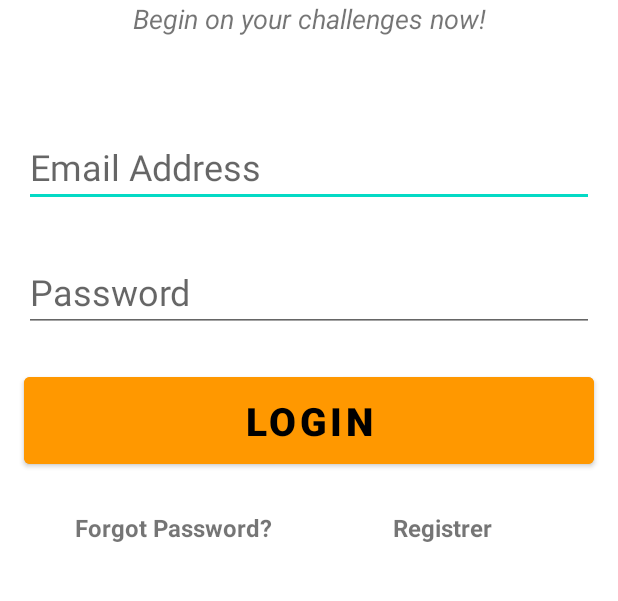
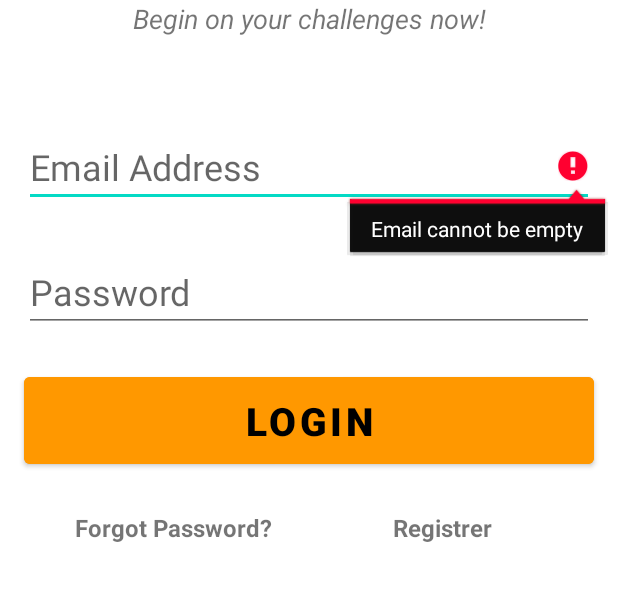
Before and after one commit to idaherabakka/SocialLite, an Android app: the screen it shows after launch (MainActivity), after a tap on "LOGIN", on a phone screen of 412 x 824 dp, the part 280-881 px from its top. Run offline under Robolectric (Android 15) with nearby library versions, the phone set to English and light mode, and no system bars; our stand-ins replace Firebase (no records; nobody signed in at launch, a user with empty details on screens opened directly).

Commit message:
Fixed minor bugs with typos in variabels

```diff
--- a/app/src/main/java/com/example/sociallite/MainActivity.java
+++ b/app/src/main/java/com/example/sociallite/MainActivity.java
@@ -66,23 +66,26 @@ FirebaseAuth mAuth;
     }
 
     private void loginUser() {
-        String email = this.email.getText().toString();
-        String password = this.password.getText().toString();
+        email = findViewById(R.id.email);
+        password = findViewById(R.id.password);
+        String emailLogin = email.getText().toString();
+        String passwordLogin = password.getText().toString();
 
-        if (TextUtils.isEmpty(email)){
-            this.email.setError("Email cannot be empty");
-            this.email.requestFocus();
-        }else if (TextUtils.isEmpty(password)){
-            this.password.setError("Password cannot be empty");
-            this.password.requestFocus();
+        if (TextUtils.isEmpty(emailLogin)){
+            email.setError("Email cannot be empty");
+            email.requestFocus();
+        }else if (TextUtils.isEmpty(passwordLogin)){
+            password.setError("Password cannot be empty");
+            password.requestFocus();
         }
         else {
-            mAuth.signInWithEmailAndPassword(email,password).addOnCompleteListener(new OnCompleteListener<AuthResult>() {
+            mAuth.signInWithEmailAndPassword(emailLogin,passwordLogin).addOnCompleteListener(new OnCompleteListener<AuthResult>() {
                 @Override
                 public void onComplete(@NonNull Task<AuthResult> task) {
                     if(task.isSuccessful()){
                         Toast.makeText(MainActivity.this, "Login success", Toast.LENGTH_SHORT).show();
                         //Start new activity
+                        startActivity(new Intent(MainActivity.this,OverviewActivity.class));
                     }
                     else{
                         Toast.makeText(MainActivity.this, "Login failed: " + task.getException().getMessage(), Toast.LENGTH_SHORT).show();
```
